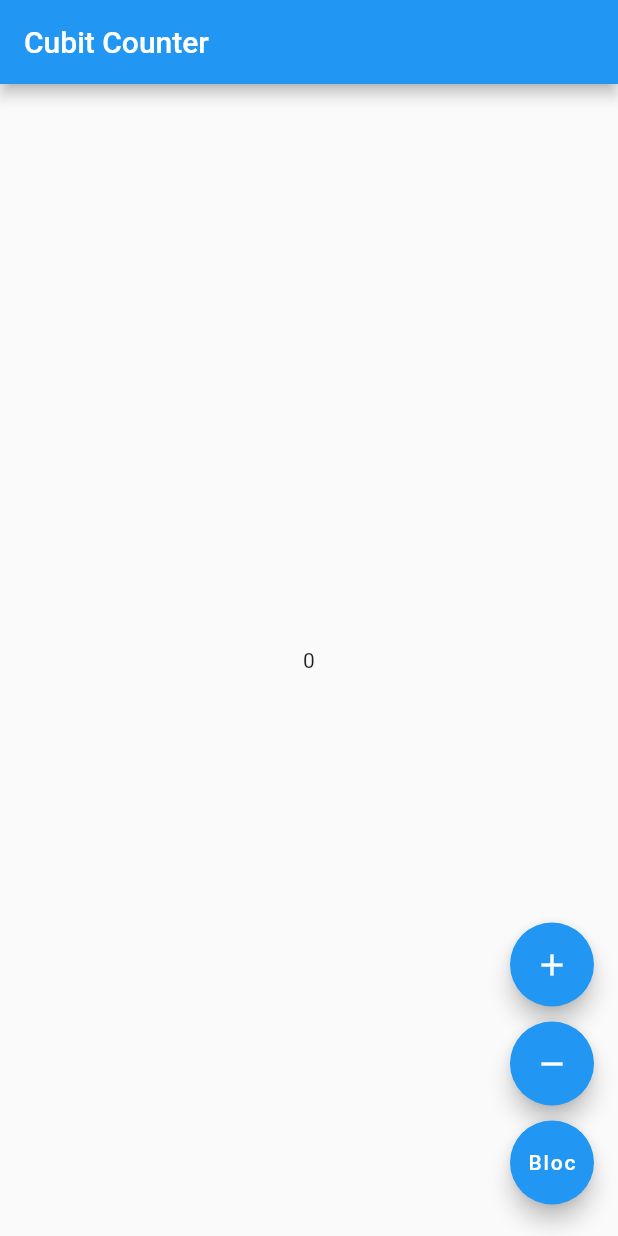
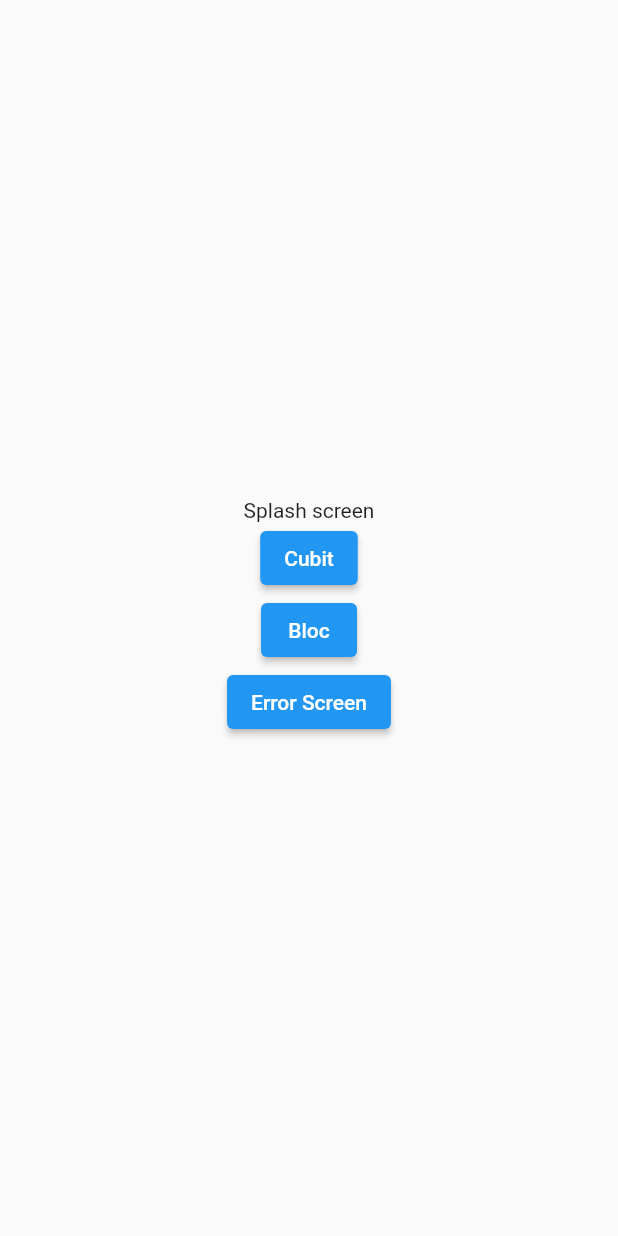
Before and after one commit to sarthak333/flutter-boilerplate, a Flutter app: the screen it shows after launch, on a phone screen of 412 x 824 dp. Run offline on Flutter 3.47's test engine with Material 2 defaults, Android fonts, the phone set to English and light mode, and no system bars; our stand-ins replace fluro, flutter_bloc.

```diff
--- /dev/null
+++ b/lib/config/application.dart
@@ -0,0 +1,37 @@
+import 'package:fluro/fluro.dart';
+import 'package:flutter/material.dart';
+
+class Application {
+  static final Application _singleton = Application._internal();
+  factory Application() => _singleton;
+  Application._internal();
+  static Application get shared => _singleton;
+
+  static FluroRouter router = router;
+
+  // Use this function to set common global specifications for the navigation. For eg: transition
+  static navigateTo(
+    BuildContext context,
+    String path, {
+    bool replace = false,
+    bool clearStack = false,
+    bool maintainState = true,
+    bool rootNavigator = false,
+    TransitionType? transition = TransitionType.material,
+    Duration? transitionDuration,
+    RouteTransitionsBuilder? transitionBuilder,
+    RouteSettings? routeSettings,
+  }) {
+    router.navigateTo(
+      context,
+      path,
+      clearStack: clearStack,
+      maintainState: maintainState,
+      rootNavigator: rootNavigator,
+      transition: transition,
+      transitionDuration: transitionDuration,
+      transitionBuilder: transitionBuilder,
+      routeSettings: routeSettings,
+    );
+  }
+}
--- /dev/null
+++ b/lib/config/routes/route_handlers.dart
@@ -0,0 +1,35 @@
+import 'package:fluro/fluro.dart';
+import 'package:flutter/material.dart';
+import 'package:flutter_bloc/flutter_bloc.dart';
+import 'package:flutter_boilerplate/core/business/bloc/counter_bloc.dart';
+import 'package:flutter_boilerplate/core/business/cubit/counter_cubit.dart';
+import 'package:flutter_boilerplate/core/presentation/error/index.dart';
+import 'package:flutter_boilerplate/core/presentation/home_bloc/index.dart';
+import 'package:flutter_boilerplate/core/presentation/home_cubit/index.dart';
+import 'package:flutter_boilerplate/core/presentation/splash/index.dart';
+
+var rootHandler = Handler(
+    handlerFunc: (BuildContext? context, Map<String, List<String>> params) {
+  return Splash();
+});
+
+var notFoundHandler = Handler(
+    handlerFunc: (BuildContext? context, Map<String, List<String>> params) {
+  return ErrorScreen();
+});
+
+var counterBlocRouteHandler = Handler(
+    handlerFunc: (BuildContext? context, Map<String, List<String>> params) {
+  return BlocProvider(
+    create: (BuildContext context) => CounterBloc(),
+    child: CounterBlocPage(),
+  );
+});
+
+var counterCubitRouteHandler = Handler(
+    handlerFunc: (BuildContext? context, Map<String, List<String>> params) {
+  return BlocProvider(
+    create: (BuildContext context) => CounterCubit(),
+    child: CounterCubitPage(),
+  );
+});
--- /dev/null
+++ b/lib/config/routes/routes.dart
@@ -0,0 +1,15 @@
+import 'package:fluro/fluro.dart';
+import 'route_handlers.dart';
+
+class Routes {
+  static String root = '/';
+  static String counterCubit = '/counterCubit';
+  static String counterBloc = '/counterBloc';
+
+  static void configureRoutes(FluroRouter router) {
+    router.notFoundHandler = notFoundHandler;
+    router.define(root, handler: rootHandler);
+    router.define(counterBloc, handler: counterBlocRouteHandler);
+    router.define(counterCubit, handler: counterCubitRouteHandler);
+  }
+}
--- /dev/null
+++ b/lib/core/presentation/app/app.dart
@@ -0,0 +1,31 @@
+import 'package:fluro/fluro.dart';
+import 'package:flutter/material.dart';
+import 'package:flutter_boilerplate/config/application.dart';
+import 'package:flutter_boilerplate/config/routes/routes.dart';
+
+class AppComponent extends StatefulWidget {
+  @override
+  State createState() {
+    return AppComponentState();
+  }
+}
+
+class AppComponentState extends State<AppComponent> {
+  AppComponentState() {
+    final router = FluroRouter();
+    Routes.configureRoutes(router);
+    Application.router = router;
+  }
+
+  @override
+  Widget build(BuildContext context) {
+    final app = MaterialApp(
+      title: 'Flutter boilerplate',
+      theme: ThemeData(
+        primarySwatch: Colors.blue,
+      ),
+      onGenerateRoute: Application.router.generator,
+    );
+    return app;
+  }
+}
--- /dev/null
+++ b/lib/core/presentation/splash/index.dart
@@ -0,0 +1,64 @@
+import 'package:flutter/material.dart';
+import 'package:flutter_boilerplate/config/application.dart';
+
+class Splash extends StatefulWidget {
+  @override
+  _SplashState createState() => _SplashState();
+}
+
+class _SplashState extends State<Splash> {
+  @override
+  void initState() {
+    super.initState();
+  }
+
+  void goToCubit() {
+    Application.navigateTo(
+      context,
+      'counterCubit?message=this_is_cubit',
+    );
+  }
+
+  void goToBloc() {
+    Application.navigateTo(
+      context,
+      'counterBloc?message=this_is_bloc',
+    );
+  }
+
+  void goToErrorScreen() {
+    Application.navigateTo(
+      context,
+      'randomRoute?message=this_is_error',
+    );
+  }
+
+  @override
+  Widget build(BuildContext context) {
+    return Scaffold(
+      body: SafeArea(
+        child: Center(
+          child: Column(
+            mainAxisSize: MainAxisSize.max,
+            mainAxisAlignment: MainAxisAlignment.center,
+            children: [
+              Text('Splash screen'),
+              ElevatedButton(
+                onPressed: goToCubit,
+                child: Text('Cubit'),
+              ),
+              ElevatedButton(
+                onPressed: goToBloc,
+                child: Text('Bloc'),
+              ),
+              ElevatedButton(
+                onPressed: goToErrorScreen,
+                child: Text('Error Screen'),
+              ),
+            ],
+          ),
+        ),
+      ),
+    );
+  }
+}
--- a/lib/main.dart
+++ b/lib/main.dart
@@ -1,36 +1,9 @@
 import 'package:flutter/material.dart';
 import 'package:flutter_boilerplate/config/SimpleBlocObserver.dart';
 import 'package:flutter_bloc/flutter_bloc.dart';
-import 'package:flutter_boilerplate/core/business/cubit/counter_cubit.dart';
-import 'package:flutter_boilerplate/core/presentation/home_cubit/index.dart';
+import 'package:flutter_boilerplate/core/presentation/app/app.dart';
 
 void main() {
   Bloc.observer = SimpleBlocObserver();
-  runApp(MyApp());
+  runApp(AppComponent());
 }
-
-class MyApp extends StatelessWidget {
-  // This widget is the root of your application.
-  @override
-  Widget build(BuildContext context) {
-    return MaterialApp(
-      title: 'Flutter Demo',
-      theme: ThemeData(
-        // This is the theme of your application.
-        //
-        // Try running your application with "flutter run". You'll see the
-        // application has a blue toolbar. Then, without quitting the app, try
-        // changing the primarySwatch below to Colors.green and then invoke
-        // "hot reload" (press "r" in the console where you ran "flutter run",
-        // or simply save your changes to "hot reload" in a Flutter IDE).
-        // Notice that the counter didn't reset back to zero; the application
-        // is not restarted.
-        primarySwatch: Colors.blue,
-      ),
-      home: BlocProvider(
-        create: (BuildContext context) => CounterCubit(),
-        child: CounterCubitPage(),
-      ),
-    );
-  }
-}
--- a/pubspec.yaml
+++ b/pubspec.yaml
@@ -26,6 +26,7 @@ dependencies:
   cupertino_icons: ^1.0.2
   flutter_bloc: ^7.0.0
   google_fonts: ^2.0.0
+  fluro: ^2.0.3
 
 dev_dependencies:
   flutter_test:
```
Also changed, not shown: lib/core/presentation/error/index.dart (added, +19 -0 lines), lib/core/presentation/home_cubit/index.dart (+3 -8 lines), 2 other files.
